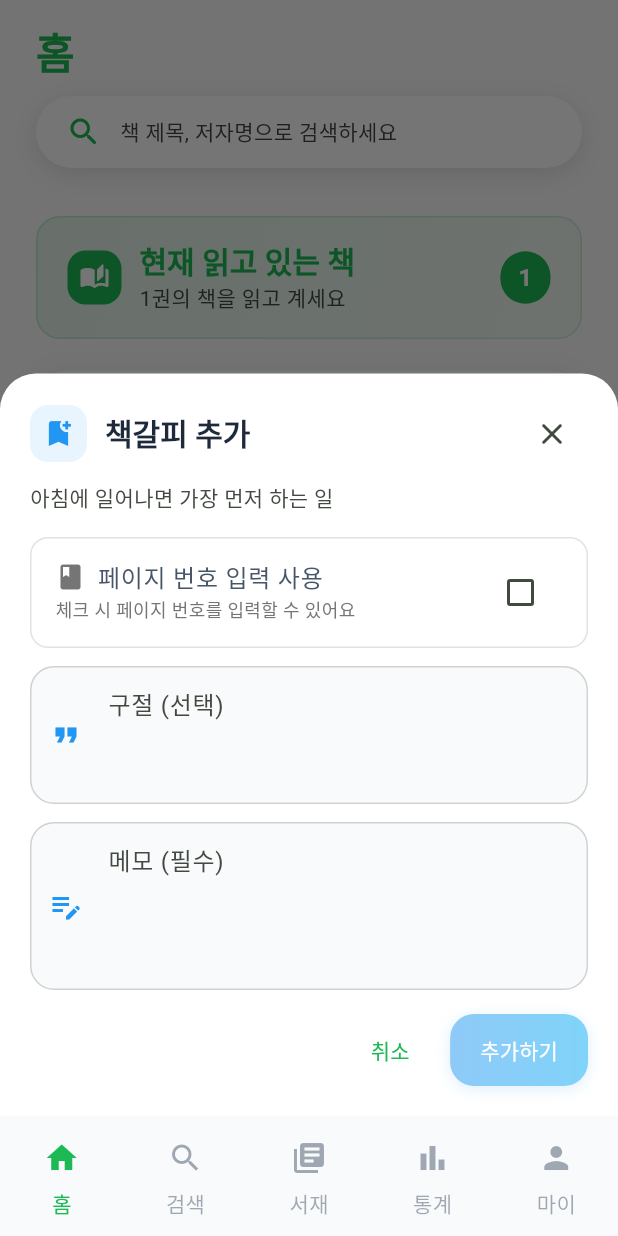
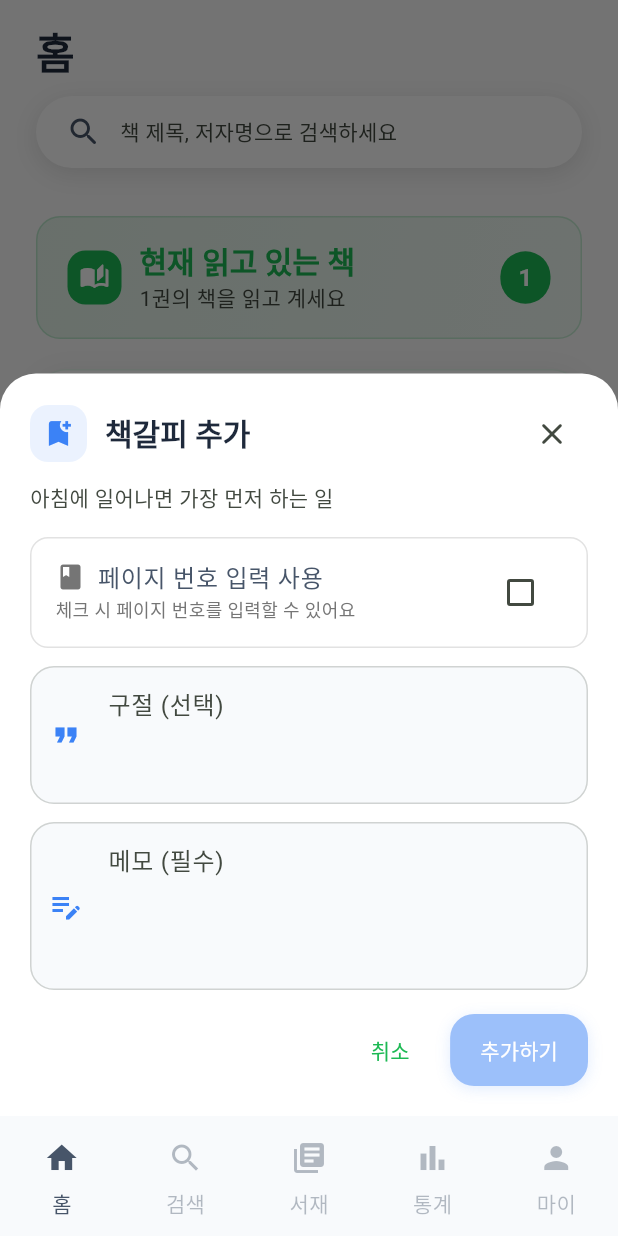
Before and after one commit to Jun-Jinu/read_tone_app, a Flutter app: the HomeScreen screen opened by its route, after a tap on the "close" icon, after a tap on "책갈피", on a phone screen of 412 x 824 dp. Run offline on Flutter 3.47's test engine with Material 3 defaults, Android fonts, the phone set to English and light mode, and no system bars; our stand-ins replace cloud_firestore, dartz, dio, equatable, firebase_auth, firebase_core and 11 more; accounts and stored records are empty; network calls fail.

Commit message:
design: 화면별 폰트 및 색상 통일

```diff
--- a/lib/presentation/pages/auth/splash_screen.dart
+++ b/lib/presentation/pages/auth/splash_screen.dart
@@ -116,8 +116,10 @@ class _SplashScreenState extends ConsumerState<SplashScreen>
                     Image.asset('assets/images/logo/readtone.png'),
                     const SizedBox(height: 8),
                     Text(
-                      'Read in your tone.',
+                      // 'Read in your tone.',
                       // '당신의 리듬으로 읽고, 기록하세요.',
+                      '나만의 톤으로 읽다.',
+
                       style: Theme.of(
                         context,
                       ).textTheme.bodyLarge?.copyWith(color: Colors.grey[600]),
--- a/lib/presentation/pages/main/home_screen.dart
+++ b/lib/presentation/pages/main/home_screen.dart
@@ -78,10 +78,9 @@ class _HomeScreenState extends ConsumerState<HomeScreen> {
         children: [
           Text(
             '홈',
-            style: Theme.of(context).textTheme.headlineMedium?.copyWith(
-              fontWeight: FontWeight.bold,
-              color: Theme.of(context).colorScheme.primary,
-            ),
+            style: Theme.of(
+              context,
+            ).textTheme.headlineMedium?.copyWith(fontWeight: FontWeight.bold),
           ),
           const SizedBox(height: 12),
           _buildTopSearchBar(context),
@@ -116,7 +115,7 @@ class _HomeScreenState extends ConsumerState<HomeScreen> {
               children: [
                 Icon(
                   Icons.search_rounded,
-                  color: Theme.of(context).colorScheme.primary,
+                  color: Theme.of(context).colorScheme.onSurface,
                   size: 24,
                 ),
                 const SizedBox(width: 12),
@@ -922,12 +921,12 @@ class _HomeScreenState extends ConsumerState<HomeScreen> {
                   decoration: BoxDecoration(
                     border: Border.all(
                       color: addMemo
-                          ? Colors.blue
+                          ? AppColors.info
                           : Colors.grey.withOpacity(0.3),
                       width: addMemo ? 2 : 1,
                     ),
                     borderRadius: BorderRadius.circular(12),
-                    color: addMemo ? Colors.blue.withOpacity(0.05) : null,
+                    color: addMemo ? AppColors.info.withOpacity(0.05) : null,
                   ),
                   child: CheckboxListTile(
                     value: addMemo,
@@ -940,7 +939,7 @@ class _HomeScreenState extends ConsumerState<HomeScreen> {
                       children: [
                         Icon(
                           Icons.edit_note_rounded,
-                          color: addMemo ? Colors.blue : Colors.grey[600],
+                          color: addMemo ? AppColors.info : Colors.grey[600],
                           size: 20,
                         ),
                         const SizedBox(width: 8),
@@ -948,7 +947,7 @@ class _HomeScreenState extends ConsumerState<HomeScreen> {
                           '나의 메모 추가',
                           style: TextStyle(
                             fontWeight: FontWeight.w500,
-                            color: addMemo ? Colors.blue : null,
+                            color: addMemo ? AppColors.info : null,
                           ),
                         ),
                       ],
@@ -1344,10 +1343,20 @@ class _HomeScreenState extends ConsumerState<HomeScreen> {
                         onPressed: () {
                           _showQuickBookmarkDialog(context, ref, book);
                         },
-                        icon: const Icon(Icons.bookmark_add_outlined),
+                        icon: Icon(
+                          Icons.bookmark_add_outlined,
+                          color: AppColors.primary,
+                        ),
                         label: const Text('책갈피'),
                         style: OutlinedButton.styleFrom(
                           padding: const EdgeInsets.symmetric(vertical: 12),
+                          foregroundColor: AppColors.primary,
+                          side: const BorderSide(
+                            color: AppColors.primary,
+                            width: 1.5,
+                          ),
+                          backgroundColor: AppColors.primary.withOpacity(0.06),
+                          overlayColor: AppColors.primary.withOpacity(0.12),
                           shape: RoundedRectangleBorder(
                             borderRadius: BorderRadius.circular(12),
                           ),
@@ -1528,12 +1537,12 @@ class _HomeScreenState extends ConsumerState<HomeScreen> {
                         Container(
                           padding: const EdgeInsets.all(8),
                           decoration: BoxDecoration(
-                            color: Colors.blue.withOpacity(0.1),
+                            color: AppColors.info.withOpacity(0.1),
                             borderRadius: BorderRadius.circular(12),
                           ),
                           child: const Icon(
                             Icons.bookmark_add,
-                            color: Colors.blue,
+                            color: AppColors.info,
                             size: 22,
                           ),
                         ),
@@ -1567,12 +1576,14 @@ class _HomeScreenState extends ConsumerState<HomeScreen> {
                       decoration: BoxDecoration(
                         border: Border.all(
                           color: usePage
-                              ? Colors.blue
+                              ? AppColors.info
                               : Colors.grey.withOpacity(0.3),
                           width: usePage ? 2 : 1,
                         ),
                         borderRadius: BorderRadius.circular(12),
-                        color: usePage ? Colors.blue.withOpacity(0.04) : null,
+                        color: usePage
+                            ? AppColors.info.withOpacity(0.04)
+                            : null,
                       ),
                       child: CheckboxListTile(
                         value: usePage,
@@ -1585,7 +1596,9 @@ class _HomeScreenState extends ConsumerState<HomeScreen> {
                           children: [
                             Icon(
                               Icons.book,
-                              color: usePage ? Colors.blue : Colors.grey[600],
+                              color: usePage
+                                  ? AppColors.info
+                                  : Colors.grey[600],
                               size: 20,
                             ),
                             const SizedBox(width: 8),
@@ -1593,7 +1606,7 @@ class _HomeScreenState extends ConsumerState<HomeScreen> {
                               '페이지 번호 입력 사용',
                               style: TextStyle(
                                 fontWeight: FontWeight.w500,
-                                color: usePage ? Colors.blue : null,
+                                color: usePage ? AppColors.info : null,
                               ),
                             ),
                           ],
@@ -1623,7 +1636,7 @@ class _HomeScreenState extends ConsumerState<HomeScreen> {
                         hintText: '페이지 번호를 입력하세요',
                         prefixIcon: const Icon(
                           Icons.menu_book,
-                          color: Colors.blue,
+                          color: AppColors.info,
                         ),
                         validator: (value) {
                           if (!usePage) return null;
@@ -1650,7 +1663,7 @@ class _HomeScreenState extends ConsumerState<HomeScreen> {
                       hintText: '인상 깊은 구절을 입력하세요',
                       prefixIcon: const Icon(
                         Icons.format_quote,
-                        color: Colors.blue,
+                        color: AppColors.info,
                       ),
                     ),
 
@@ -1664,7 +1677,7 @@ class _HomeScreenState extends ConsumerState<HomeScreen> {
                       hintText: '생각이나 느낌을 입력하세요',
                       prefixIcon: const Icon(
                         Icons.edit_note,
-                        color: Colors.blue,
+                        color: AppColors.info,
                       ),
                       validator: (value) {
                         if (value == null || value.trim().isEmpty) {
@@ -1717,7 +1730,7 @@ class _HomeScreenState extends ConsumerState<HomeScreen> {
                                               Text('책갈피가 추가되었습니다'),
                                             ],
                                           ),
-                                          backgroundColor: Colors.blue,
+                                          backgroundColor: AppColors.info,
                                           behavior: SnackBarBehavior.floating,
                                           shape: RoundedRectangleBorder(
                                             borderRadius: BorderRadius.circular(
@@ -1760,8 +1773,8 @@ class _HomeScreenState extends ConsumerState<HomeScreen> {
                               },
                               child: const Text('추가하기'),
                               gradientColors: const [
-                                Colors.blue,
-                                Colors.lightBlue,
+                                AppColors.info,
+                                AppColors.info,
                               ],
                             ),
                           ),
@@ -1808,22 +1821,23 @@ class _HomeScreenState extends ConsumerState<HomeScreen> {
   Widget _buildBottomAddButton(BuildContext context) {
     return Container(
       width: double.infinity,
-      padding: const EdgeInsets.all(20),
+      padding: const EdgeInsets.symmetric(horizontal: 24, vertical: 20),
       decoration: BoxDecoration(
         gradient: LinearGradient(
+          colors: [
+            Theme.of(context).colorScheme.primary.withOpacity(0.9),
+            Theme.of(context).colorScheme.secondary.withOpacity(0.9),
+          ],
           begin: Alignment.topLeft,
           end: Alignment.bottomRight,
-          colors: [
-            Theme.of(context).colorScheme.primary,
-            Theme.of(context).colorScheme.secondary,
-          ],
         ),
-        borderRadius: BorderRadius.circular(20),
+        borderRadius: BorderRadius.circular(24),
         boxShadow: [
           BoxShadow(
-            color: Theme.of(context).colorScheme.primary.withOpacity(0.3),
-            blurRadius: 12,
-            offset: const Offset(0, 4),
+            color: Theme.of(context).colorScheme.primary.withOpacity(0.2),
+            blurRadius: 16,
+            offset: const Offset(0, 6),
+            spreadRadius: 2,
           ),
         ],
       ),
@@ -1831,35 +1845,45 @@ class _HomeScreenState extends ConsumerState<HomeScreen> {
         color: Colors.transparent,
         child: InkWell(
           onTap: () => context.push('/search'),
-          borderRadius: BorderRadius.circular(20),
+          borderRadius: BorderRadius.circular(24),
           splashColor: Colors.white.withOpacity(0.2),
           highlightColor: Colors.white.withOpacity(0.1),
           child: Padding(
-            padding: const EdgeInsets.symmetric(vertical: 2),
+            padding: const EdgeInsets.symmetric(vertical: 4),
             child: Row(
               mainAxisAlignment: MainAxisAlignment.center,
               children: [
                 Container(
-                  padding: const EdgeInsets.all(8),
+                  padding: const EdgeInsets.all(10),
                   decoration: BoxDecoration(
                     color: Colors.white.withOpacity(0.2),
-                    borderRadius: BorderRadius.circular(12),
+                    borderRadius: BorderRadius.circular(16),
+                    border: Border.all(
+                      color: Colors.white.withOpacity(0.3),
+                      width: 1,
+                    ),
                   ),
                   child: const Icon(
                     Icons.add_rounded,
                     color: Colors.white,
-                    size: 24,
-                  ),
-                ),
-                const SizedBox(width: 16),
+                    size: 26,
+                  ),
+                ),
+                const SizedBox(width: 20),
                 Expanded(
                   child: Text(
                     '새로운 책 추가하기',
                     style: Theme.of(context).textTheme.titleMedium?.copyWith(
-                      fontWeight: FontWeight.bold,
+                      fontWeight: FontWeight.w700,
                       color: Colors.white,
-                    ),
-                  ),
+                      letterSpacing: 0.3,
+                    ),
+                  ),
+                ),
+                const Icon(
+                  Icons.arrow_forward_ios_rounded,
+                  color: Colors.white,
+                  size: 18,
                 ),
               ],
             ),
--- a/lib/presentation/pages/statistics/statistics_screen.dart
+++ b/lib/presentation/pages/statistics/statistics_screen.dart
@@ -58,7 +58,6 @@ class StatisticsScreen extends ConsumerWidget {
                   '통계',
                   style: Theme.of(context).textTheme.headlineMedium?.copyWith(
                     fontWeight: FontWeight.bold,
-                    color: Theme.of(context).colorScheme.primary,
                   ),
                 ),
               ],
```
Also changed, not shown: lib/presentation/layouts/main_layout.dart (+4 -4 lines), lib/presentation/pages/auth/login_screen.dart (+7 -7 lines), lib/presentation/pages/book/reading_session_screen.dart (+2 -5 lines), lib/presentation/pages/library/library_all_books_screen.dart (+7 -14 lines), lib/presentation/pages/library/library_screen.dart (+19 -46 lines), lib/presentation/pages/my_page/my_page_screen.dart (+67 -57 lines), lib/presentation/pages/my_page/my_page_screen_clean.dart (deleted, +0 -337 lines).
